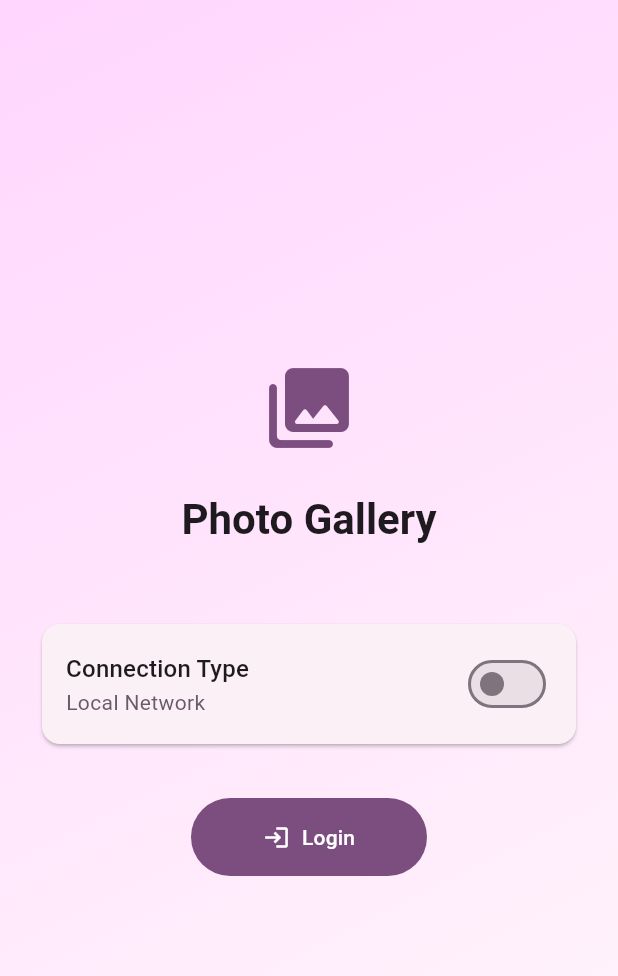
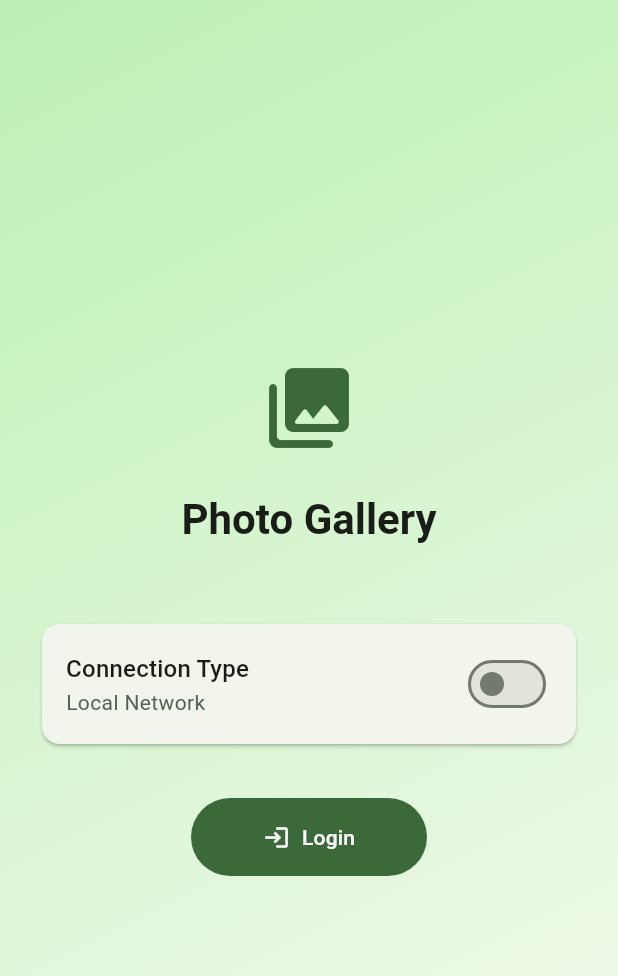
Before and after one commit to veltalldev/photo_gallery, a Flutter app: the screen it shows after launch, on a phone screen of 412 x 824 dp. Shown: the top 976 px of the screen. Run offline on Flutter 3.47's test engine with Material 3 defaults, Android fonts, the phone set to English and light mode, and no system bars; our stand-ins replace cached_network_image, flutter_cache_manager, get_it, shared_preferences.

Commit message:
feat: Add GradientScaffold to centralize background gradient UI logic
- Modify photo grid view and landing page screen to use it

```diff
--- a/frontend/lib/features/gallery/widgets/photo_grid_view.dart
+++ b/frontend/lib/features/gallery/widgets/photo_grid_view.dart
@@ -288,7 +288,7 @@ class _PhotoGridViewState extends State<PhotoGridView>
       onRetry: _loadPhotos,
       child: Scaffold(
         appBar: AppBar(
-          backgroundColor: Colors.deepPurpleAccent,
+          backgroundColor: Theme.of(context).colorScheme.primaryContainer,
           title: _isSelectionMode
               ? Text('${_selectedPhotos.length} selected')
               : const Text('Photo Gallery'),
--- a/frontend/lib/main.dart
+++ b/frontend/lib/main.dart
@@ -18,7 +18,7 @@ class MyApp extends StatelessWidget {
       title: 'Photo Gallery',
       theme: ThemeData(
         colorScheme: ColorScheme.fromSeed(
-          seedColor: Colors.purple,
+          seedColor: Colors.green,
           brightness: Brightness.light,
         ),
         useMaterial3: true,
--- a/frontend/lib/screens/landing_page_screen.dart
+++ b/frontend/lib/screens/landing_page_screen.dart
@@ -2,6 +2,7 @@
 import 'package:flutter/material.dart';
 
 import 'package:photo_gallery/screens/gallery_screen.dart';
+import 'package:photo_gallery/widgets/common/gradient_scaffold.dart';
 import 'package:shared_preferences/shared_preferences.dart';
 
 class LandingPageScreen extends StatelessWidget {
@@ -56,17 +57,7 @@ class _LandingPageContentState extends State<_LandingPageContent> {
   @override
   Widget build(BuildContext context) {
     return Scaffold(
-      body: Container(
-        decoration: BoxDecoration(
-          gradient: LinearGradient(
-            begin: Alignment.topLeft,
-            end: Alignment.bottomRight,
-            colors: [
-              Theme.of(context).colorScheme.primaryContainer,
-              Theme.of(context).colorScheme.surface,
-            ],
-          ),
-        ),
+      body: GradientScaffold(
         child: SafeArea(
           child: Center(
             child: SingleChildScrollView(
--- /dev/null
+++ b/frontend/lib/widgets/common/gradient_scaffold.dart
@@ -0,0 +1,32 @@
+import 'package:flutter/material.dart';
+
+class GradientScaffold extends StatelessWidget {
+  final Widget child;
+  final PreferredSizeWidget? appBar;
+
+  const GradientScaffold({
+    super.key,
+    required this.child,
+    this.appBar,
+  });
+
+  @override
+  Widget build(BuildContext context) {
+    return Scaffold(
+      appBar: appBar,
+      body: Container(
+        decoration: BoxDecoration(
+          gradient: LinearGradient(
+            begin: Alignment.topLeft,
+            end: Alignment.bottomRight,
+            colors: [
+              Theme.of(context).colorScheme.primaryContainer,
+              Theme.of(context).colorScheme.surface,
+            ],
+          ),
+        ),
+        child: child,
+      ),
+    );
+  }
+}
```
Also changed, not shown: frontend/pubspec.lock (added).
